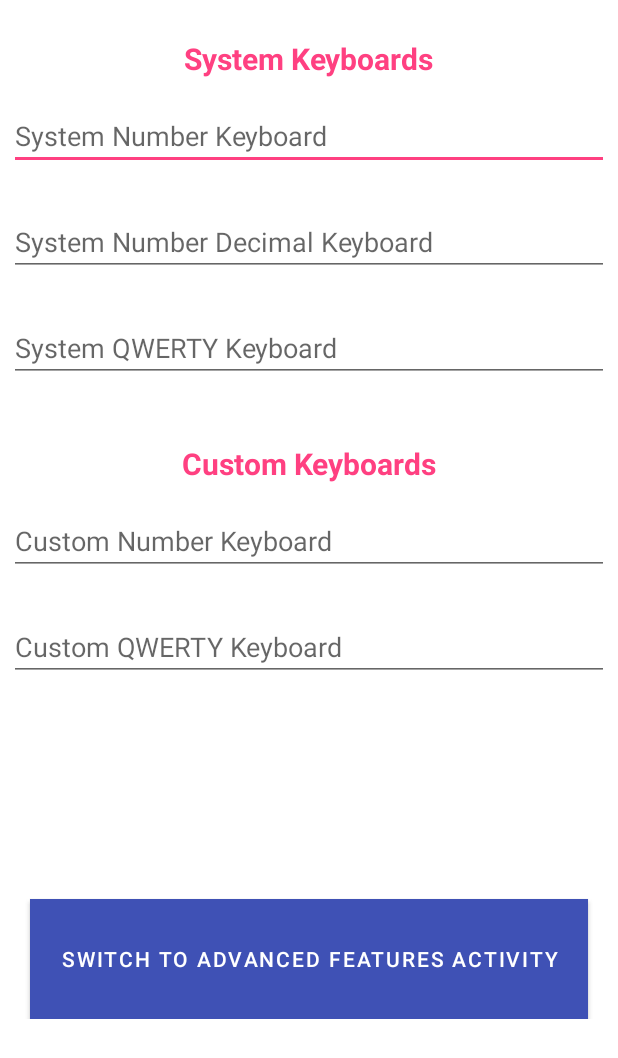
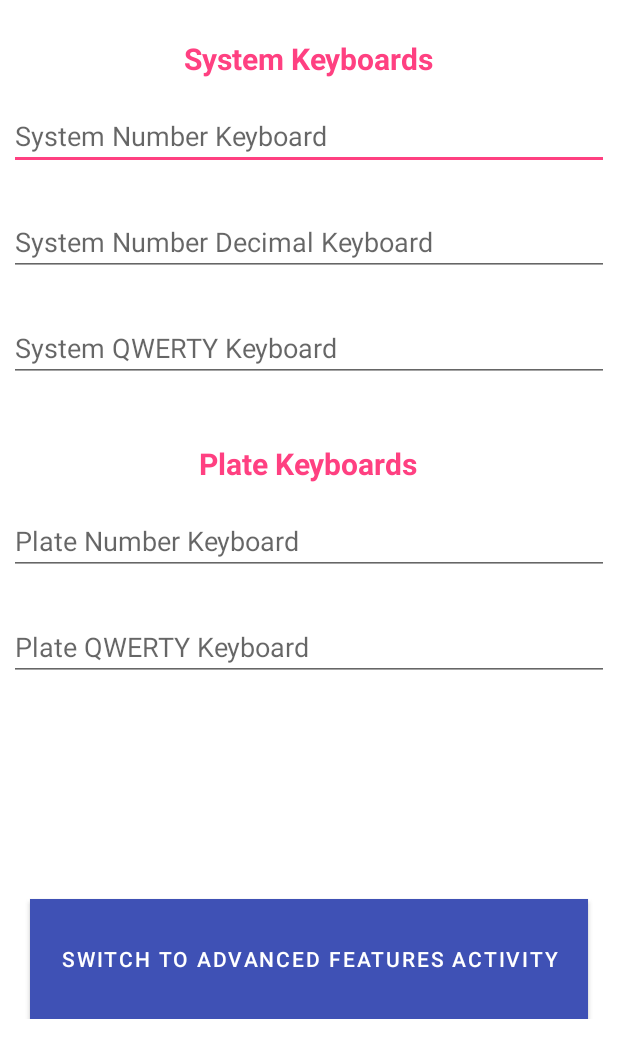
Before and after one commit to am3n/PlateKeyboard, an Android app: the screen it shows after launch (MainActivity), on a phone screen of 412 x 824 dp. Shown: the top 1058 px of the screen. Run offline under Robolectric (Android 15) with nearby library versions, the phone set to English and light mode, and no system bars.

Commit message:
try to build as lib

```diff
--- a/app/src/main/res/values/strings.xml
+++ b/app/src/main/res/values/strings.xml
@@ -1,16 +1,16 @@
 <resources>
-    <string name="app_name">CustomKeyboard</string>
+    <string name="app_name">PlateKeyboard</string>
 
     <string name="systemKeyboardLabel">System Keyboards</string>
     <string name="systemNumber">System Number Keyboard</string>
     <string name="systemNumberDecimal">System Number Decimal Keyboard</string>
     <string name="systemQwerty">System QWERTY Keyboard</string>
 
-    <string name="customKeyboardLabel">Custom Keyboards</string>
-    <string name="customKeyboardAndFieldsLabel">Custom Keyboards and Fields</string>
-    <string name="customNumber">Custom Number Keyboard</string>
-    <string name="customNumberDecimal">Custom Number Decimal Keyboard</string>
-    <string name="customQwerty">Custom QWERTY Keyboard</string>
+    <string name="customKeyboardLabel">Plate Keyboards</string>
+    <string name="customKeyboardAndFieldsLabel">Plate Keyboards and Fields</string>
+    <string name="customNumber">Plate Number Keyboard</string>
+    <string name="customNumberDecimal">Plate Number Decimal Keyboard</string>
+    <string name="customQwerty">Plate QWERTY Keyboard</string>
 
     <string name="toMainButtonText">Switch to main activity</string>
     <string name="toAdvancedButtonText">Switch to advanced features activity</string>
--- a/platekeyboard/build.gradle
+++ b/platekeyboard/build.gradle
@@ -9,6 +9,7 @@ android {
     compileSdkVersion 29
 
     defaultConfig {
+        applicationId "ir.am3n.platekeyboard"
         minSdkVersion 16
         targetSdkVersion 29
     }
```
Also changed, not shown: 1 other file.
